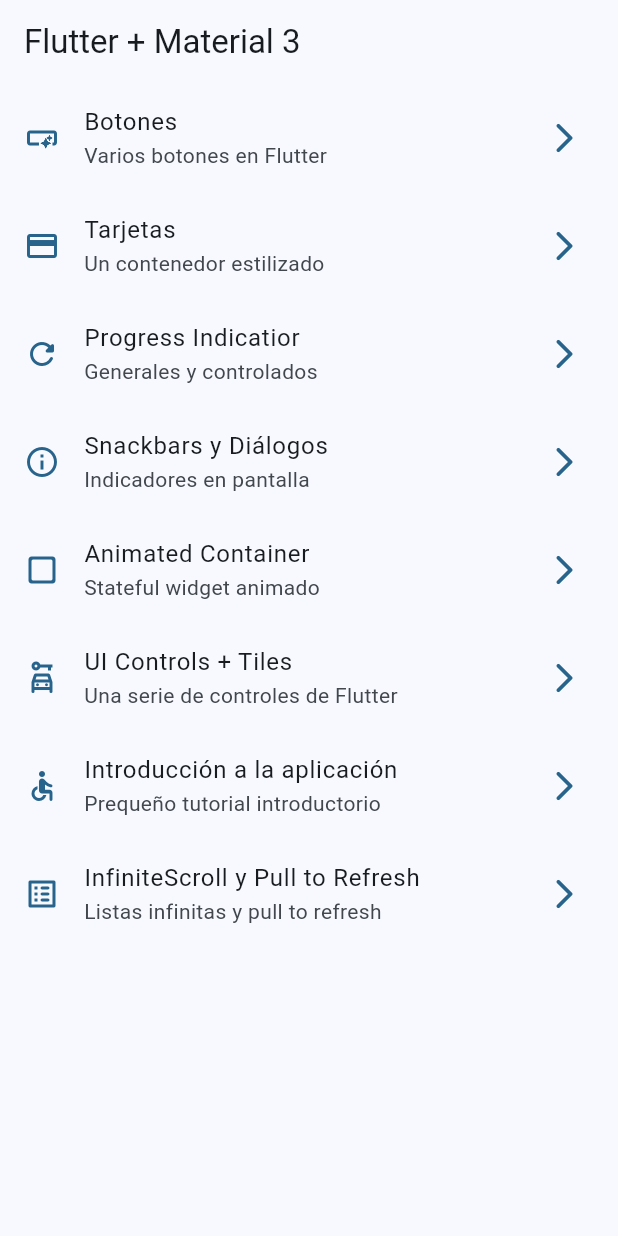
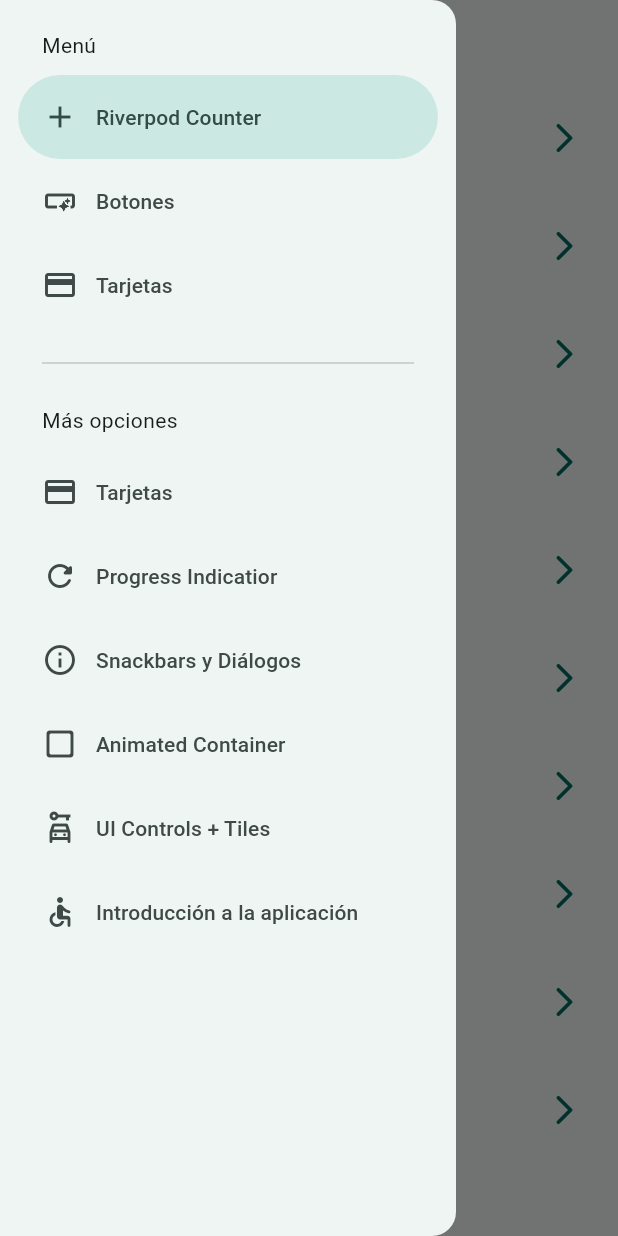
Before and after one commit to javikuma/widgets_app, a Flutter app: the screen it shows after launch, with the side drawer open (before the commit the screen has no drawer), on a phone screen of 412 x 824 dp. Run offline on Flutter 3.47's test engine with Material 3 defaults, Android fonts, the phone set to English and light mode, and no system bars; our stand-ins replace animate_do, flutter_riverpod, go_router.

Commit message:
antes de statenotifier

```diff
--- a/lib/config/menu/menu_items.dart
+++ b/lib/config/menu/menu_items.dart
@@ -14,6 +14,12 @@ class MenuItem {
 }
 
 const appMenuItems = <MenuItem>[
+  MenuItem(
+      title: 'Riverpod Counter',
+      subtitle: 'Introducción a Riverpod',
+      link: '/counter-river',
+      icon: Icons.add),
+
   MenuItem(
       title: 'Botones',
       subtitle: 'Varios botones en Flutter',
@@ -61,4 +67,10 @@ const appMenuItems = <MenuItem>[
       subtitle: 'Listas infinitas y pull to refresh',
       link: '/infinite',
       icon: Icons.list_alt_rounded),
+
+  MenuItem(
+      title: 'Cambiar tema',
+      subtitle: 'Cambiar tema de la aplicación',
+      link: '/theme-changer',
+      icon: Icons.color_lens_outlined),
 ];
--- a/lib/config/router/app_router.dart
+++ b/lib/config/router/app_router.dart
@@ -50,5 +50,15 @@ final appRouter = GoRouter(
       name: InfiniteScrollScreen.name,
       builder: (context, state) => const InfiniteScrollScreen(),
     ),
+    GoRoute(
+      path: '/counter-river',
+      name: CounterScreen.name,
+      builder: (context, state) => const CounterScreen(),
+    ),
+    GoRoute(
+      path: '/theme-changer',
+      name: ThemeChangerScreen.name,
+      builder: (context, state) => const ThemeChangerScreen(),
+    ),
   ],
 );
--- a/lib/config/theme/app_theme.dart
+++ b/lib/config/theme/app_theme.dart
@@ -24,13 +24,19 @@ const colorList = <Color>[
 
 class AppTheme {
   final int selectedColor;
+  final bool isDarkmode;
 
-  AppTheme({this.selectedColor = 0})
+  AppTheme({
+    this.selectedColor = 0,
+    this.isDarkmode = false,
+  })
       : assert(selectedColor >= 0, 'SelectedColor must be greater than 0'),
-        assert(selectedColor < colorList.length, 'SelectedColor must be less than ${colorList.length - 1}');
+        assert(selectedColor < colorList.length,
+            'SelectedColor must be less than ${colorList.length - 1}');
 
   ThemeData getTheme() => ThemeData(
         useMaterial3: true,
+        brightness: isDarkmode ? Brightness.dark : Brightness.light,
         colorSchemeSeed: colorList[selectedColor],
         appBarTheme: const AppBarTheme(
           centerTitle: false,
--- a/lib/main.dart
+++ b/lib/main.dart
@@ -1,23 +1,27 @@
 import 'package:flutter/material.dart';
+import 'package:flutter_riverpod/flutter_riverpod.dart';
 import 'package:widgets_app/config/router/app_router.dart';
 import 'package:widgets_app/config/theme/app_theme.dart';
+import 'package:widgets_app/presentation/providers/theme_provider.dart';
 
 void main() {
-  runApp(const MainApp());
+  runApp(const ProviderScope(child: MainApp()));
 }
 
-class MainApp extends StatelessWidget {
+class MainApp extends ConsumerWidget {
   const MainApp({super.key});
 
   @override
-  Widget build(BuildContext context) {
+  Widget build(BuildContext context, WidgetRef ref) {
+
+    final int selectedColor = ref.watch(selectedColorProvider);
+    final bool isDarkmode = ref.watch(isDarkmodeProvider);
+
     return MaterialApp.router(
       title: 'Flutter Widgets',
       routerConfig: appRouter,
       debugShowCheckedModeBanner: false,
-      theme: AppTheme(selectedColor: 15).getTheme(),
-
-
+      theme: AppTheme(selectedColor: selectedColor, isDarkmode: isDarkmode).getTheme(),
     );
   }
 }
--- /dev/null
+++ b/lib/presentation/providers/counter_provider.dart
@@ -0,0 +1,3 @@
+import 'package:flutter_riverpod/flutter_riverpod.dart';
+
+final counterProvider = StateProvider<int>((ref) => 5);
--- /dev/null
+++ b/lib/presentation/providers/theme_provider.dart
@@ -0,0 +1,11 @@
+import 'package:flutter_riverpod/flutter_riverpod.dart';
+import 'package:widgets_app/config/theme/app_theme.dart';
+
+// Listado de colores inmutable
+final colorListProvider = Provider((ref) => colorList);
+
+// un simple boolean
+final isDarkmodeProvider = StateProvider<bool>((ref) => false);
+
+// un simple int
+final selectedColorProvider = StateProvider<int>((ref) => 1);
--- a/lib/presentation/screens/home/home_screen.dart
+++ b/lib/presentation/screens/home/home_screen.dart
@@ -1,21 +1,25 @@
 import 'package:flutter/material.dart';
 import 'package:widgets_app/config/menu/menu_items.dart';
 import 'package:go_router/go_router.dart';
+import 'package:widgets_app/presentation/widgets/side_menu.dart';
 // import 'package:widgets_app/presentation/screens/cards/cards_screen.dart';
 
 class HomeScreen extends StatelessWidget {
 
-static const String name = 'home_screen';
-
+  static const String name = 'home_screen';
   const HomeScreen({super.key});
 
   @override
   Widget build(BuildContext context) {
+    final scaffoldKey = GlobalKey<ScaffoldState>();
+
     return Scaffold(
+      key: scaffoldKey,
       appBar: AppBar(
         title: const Text('Flutter + Material 3'),
       ),
       body: const _HomeView(),
+      drawer: SideMenu( scaffoldKey: scaffoldKey,)
     );
   }
 }
--- a/lib/presentation/screens/screens.dart
+++ b/lib/presentation/screens/screens.dart
@@ -1,3 +1,4 @@
+
 
 
 
@@ -5,8 +6,10 @@ export 'package:widgets_app/presentation/screens/animated/animated_screen.dart';
 export 'package:widgets_app/presentation/screens/app_tutorial/app_tutorial_sceenr.dart';
 export 'package:widgets_app/presentation/screens/buttons/buttons_screen.dart';
 export 'package:widgets_app/presentation/screens/cards/cards_screen.dart';
+export 'package:widgets_app/presentation/screens/counter/counter_screen.dart';
 export 'package:widgets_app/presentation/screens/home/home_screen.dart';
 export 'package:widgets_app/presentation/screens/infinite_scroll/infinite_scroll_screen.dart';
 export 'package:widgets_app/presentation/screens/progress/progress_screen.dart';
 export 'package:widgets_app/presentation/screens/snackbar/snackbar_screen.dart';
+export 'package:widgets_app/presentation/screens/theme_changer/theme_changer_screen.dart';
 export 'package:widgets_app/presentation/screens/ui_controls/ui_controls_screen.dart';
--- /dev/null
+++ b/lib/presentation/widgets/side_menu.dart
@@ -0,0 +1,59 @@
+import 'package:flutter/material.dart';
+import 'package:go_router/go_router.dart';
+import 'package:widgets_app/config/menu/menu_items.dart';
+
+class SideMenu extends StatefulWidget {
+  final GlobalKey<ScaffoldState> scaffoldKey;
+
+  const SideMenu({super.key, required this.scaffoldKey});
+
+  @override
+  State<SideMenu> createState() => _SideMenuState();
+}
+
+class _SideMenuState extends State<SideMenu> {
+  int navDrawerIndex = 0;
+
+  @override
+  Widget build(BuildContext context) {
+    final hasNotch = MediaQuery.of(context).viewPadding.top > 35;
+    // if (Platform.isAndroid) {
+    //   print('android $hasNotch');
+    // }
+
+    return NavigationDrawer(
+        selectedIndex: navDrawerIndex,
+        onDestinationSelected: (value) {
+          setState(() {
+            navDrawerIndex = value;
+          });
+
+          final menuItem = appMenuItems[value];
+          context.push(menuItem.link);
+          widget.scaffoldKey.currentState?.closeDrawer();
+        },
+        children: [
+          Padding(
+            padding: EdgeInsets.fromLTRB(28, hasNotch ? 10 : 20, 16, 10),
+            child: const Text('Menú'),
+          ),
+
+          ...appMenuItems.sublist(0, 3).map(
+                (item) => NavigationDrawerDestination(
+                    icon: Icon(item.icon), label: Text(item.title)),
+              ),
+          const Padding(
+            padding: EdgeInsets.fromLTRB(28, 16, 28, 10),
+            child: Divider(),
+          ),
+          const Padding(
+            padding: EdgeInsets.fromLTRB(28, 10, 16, 10),
+            child: Text('Más opciones'),
+          ),
+          ...appMenuItems.sublist(2,8).map(
+                (item) => NavigationDrawerDestination(
+                    icon: Icon(item.icon), label: Text(item.title)),
+              ),
+        ]);
+  }
+}
--- a/pubspec.yaml
+++ b/pubspec.yaml
@@ -10,6 +10,7 @@ dependencies:
   animate_do: ^3.3.3
   flutter:
     sdk: flutter
+  flutter_riverpod: ^2.4.10
   go_router: ^13.1.0
 
 dev_dependencies:
```
Also changed, not shown: lib/presentation/screens/counter/counter_screen.dart (added, +45 -0 lines), lib/presentation/screens/theme_changer/theme_changer_screen.dart (added, +63 -0 lines), pubspec.lock.
